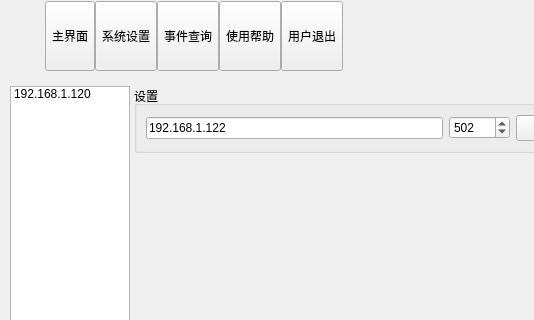
Qt form main_ui.ui (Shogpe/bmsTool) before a commit; both pictures show x 0 to 534 and y 0 to 320 of the 1015 by 600 pixel window.
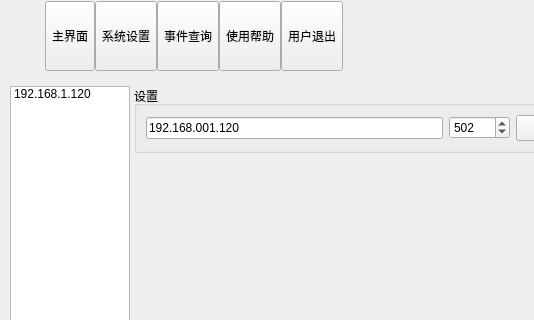
The same form after that commit. Icons and pictures are not drawn. Custom widgets are drawn as their Qt base class.

The edit to the form file:
```diff
--- a/main_ui.ui
+++ b/main_ui.ui
@@ -387,8 +387,11 @@
                 <property name="toolTip">
                  <string>输入IP地址</string>
                 </property>
+                <property name="inputMask">
+                 <string>000.000.000.000</string>
+                </property>
                 <property name="text">
-                 <string>192.168.1.122</string>
+                 <string>192.168.001.120</string>
                 </property>
                 <property name="maxLength">
                  <number>16</number>
```
Left out of the diff: 2 changed lines with no effect on the pictures.
